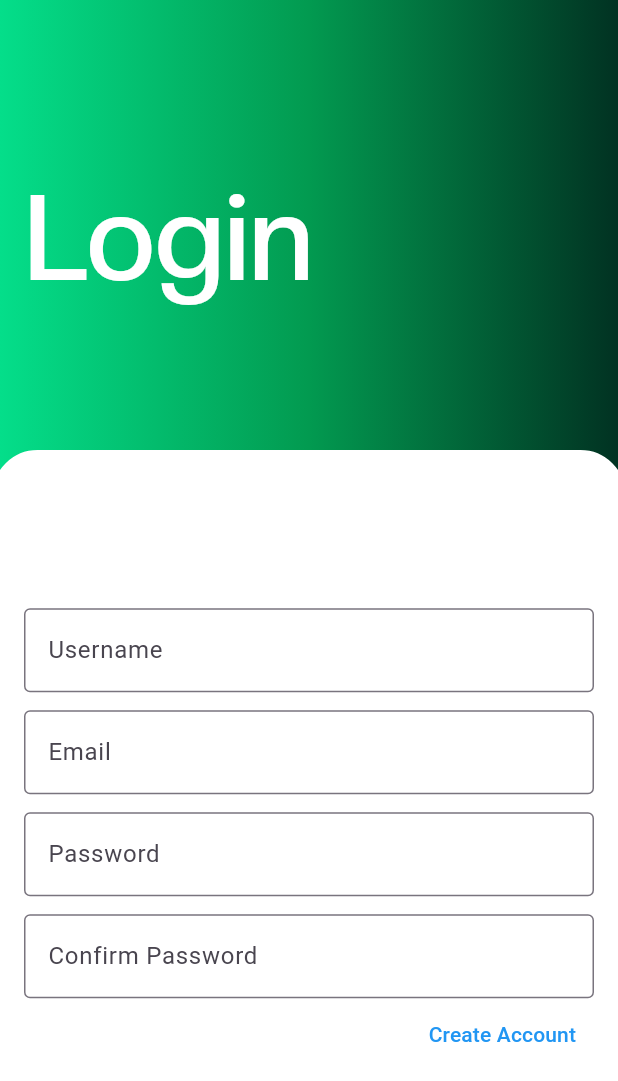
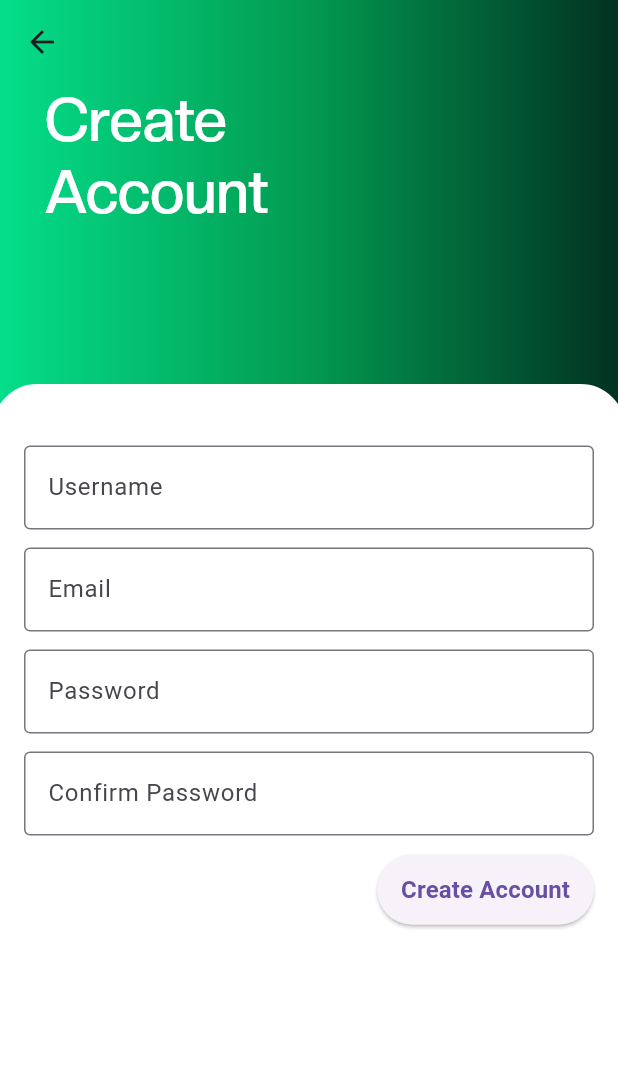
Before and after one commit to marcsaffold17/GetFitApp, a Flutter app: the MyCreateAccountPage screen opened directly, on a phone screen of 412 x 824 dp. Shown: the top 1081 px of the screen. Run offline on Flutter 3.47's test engine with Material 3 defaults, Android fonts, the phone set to English and light mode, and no system bars; our stand-ins replace cloud_firestore, firebase_core; accounts and stored records are empty.

Commit message:
got the create account page done

```diff
--- a/get_fit_app/lib/view/login_view.dart
+++ b/get_fit_app/lib/view/login_view.dart
@@ -226,53 +226,68 @@ class CreateAccountPage extends State<MyCreateAccountPage>
 @override
 Widget build(BuildContext context) {
   return Scaffold(
+    appBar: AppBar(
+      flexibleSpace: Container(
+        decoration: const BoxDecoration(
+          gradient: LinearGradient(
+            colors: [
+              Color.fromARGB(255, 4, 222, 138),
+              Color.fromARGB(255, 2, 154, 80),
+              Color.fromARGB(255, 1, 50, 34),
+            ],
+            begin: Alignment.centerLeft,
+            end: Alignment.centerRight,
+          ),
+        ),
+      ),
+    ),
     body: Stack(
       children: [
         Container(
           decoration: const BoxDecoration(
             gradient: LinearGradient(
-            colors: [Color.fromARGB(255, 4, 222, 138), Color.fromARGB(255, 2, 154, 80), Color.fromARGB(255, 1, 50, 34)],
+              colors: [
+                Color.fromARGB(255, 4, 222, 138),
+                Color.fromARGB(255, 2, 154, 80),
+                Color.fromARGB(255, 1, 50, 34),
+              ],
               begin: Alignment.centerLeft,
               end: Alignment.centerRight,
+            ),
+          ),
+        ),
+        Align(
+          alignment: Alignment.topLeft,
+          child: RichText(
+            text: TextSpan(
+              style: TextStyle(
+                fontFamily: 'Voguella',
+                fontSize: 40,
+                color: const Color.fromARGB(255, 255, 255, 255),
+              ),
+              children: const <TextSpan>[
+                TextSpan(text: '   Create\n   Account'),
+              ],
             ),
           ),
         ),
         Positioned(
           left: -5,
           right: -5,
-          top: 300,
+          top: 200,
           bottom: -15,
           child: Container(
-            height: 100,
-            width: 100,
+            padding: const EdgeInsets.all(16.0),
             decoration: BoxDecoration(
-              shape: BoxShape.rectangle,
-              color: Color.fromARGB(255, 255, 255, 255),
+              color: Colors.white,
               border: Border.all(width: 5.0, color: Colors.white),
-              borderRadius: BorderRadius.all(
-                Radius.circular(30.0),
+              borderRadius: BorderRadius.all(Radius.circular(30.0)),
             ),
-            ),
-          ),
-        ),
-        Padding(
-          padding: const EdgeInsets.all(16.0),
+            child: SingleChildScrollView(
               child: Column(
-            mainAxisAlignment: MainAxisAlignment.center,
                 crossAxisAlignment: CrossAxisAlignment.end,
                 children: [
-              Align(
-                  alignment: Alignment.topLeft, // Change to Alignment.topLeft, bottomRight, etc.
-                  child: RichText(
-                    text: TextSpan(
-                      style: TextStyle(fontFamily: 'Voguella', fontSize: 80, color: const Color.fromARGB(255, 255, 255, 255)),
-                      children: const <TextSpan>[
-                        TextSpan(text: 'Login'),
-                      ],
-                    ),
-                  ),
-              ),
-              SizedBox(height: 200),
+                  SizedBox(height: 20),
                   TextField(
                     controller: userNameText,
                     decoration: const InputDecoration(
@@ -306,12 +321,23 @@ Widget build(BuildContext context) {
                       hintText: 'Confirm Password',
                     ),
                   ),
-              TextButton(
-                style: TextButton.styleFrom(foregroundColor: Colors.blue),
+                  SizedBox(height: 12),
+                  ElevatedButton(
+                    style: ElevatedButton.styleFrom(
+                      padding: EdgeInsets.symmetric(vertical: 12.0, horizontal: 16.0),
+                      shape: RoundedRectangleBorder(
+                        borderRadius: BorderRadius.circular(30.0),
+                      ),                    ),
                     onPressed: handleCreateAccount,
-                child: const Text('Create Account'),
+                    child: const Text
+                    (
+                      'Create Account',
+                      style: TextStyle(fontSize: 16, fontWeight: FontWeight.bold),
                     ),
+                  )
                 ],
+              ),
+            ),
           ),
         ),
       ],
```
Lines whose indentation alone changed are shown as unchanged.
